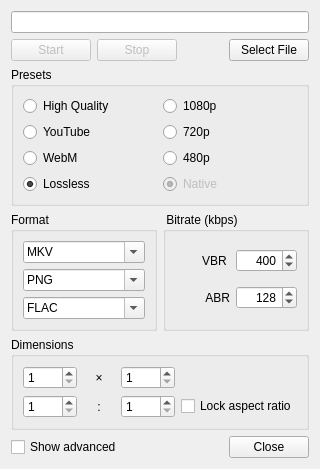
This is Libretro/mgba/src/platform/qt/VideoView.ui in kiddreads/Avalon-copy2 as Qt 5 draws it before an edit. The edited form follows.
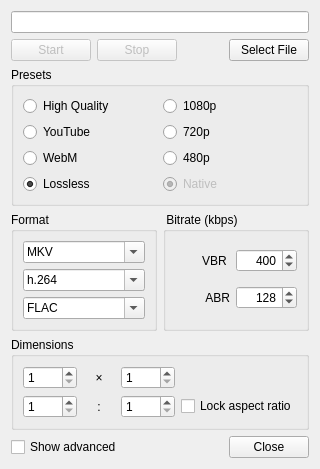
This is the edited form.

What changed in the file:
```diff
--- a/Libretro/mgba/src/platform/qt/VideoView.ui
+++ b/Libretro/mgba/src/platform/qt/VideoView.ui
@@ -254,11 +254,6 @@
            <property name="editable">
             <bool>true</bool>
            </property>
-           <item>
-            <property name="text">
-             <string>PNG</string>
-            </property>
-           </item>
            <item>
             <property name="text">
              <string>h.264</string>
```
Left out of the diff: 5 changed lines with no effect on the pictures.
